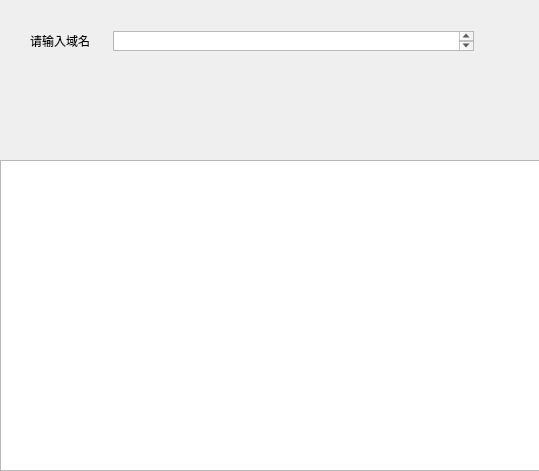
Qt form Collect/ip_collect/ip_collect.ui (Aone-Zhao/c) before a commit.
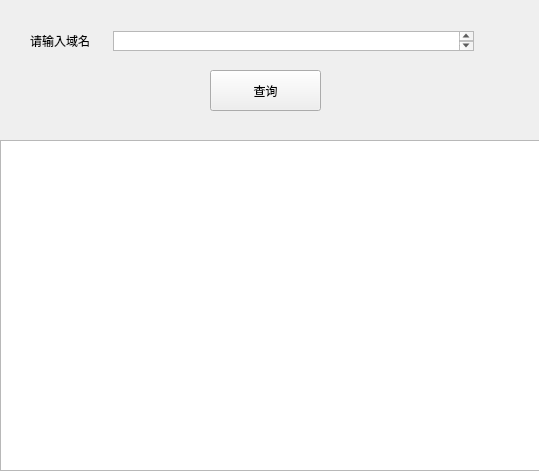
The same form after that commit.

What changed in the file:
```diff
--- a/Collect/ip_collect/ip_collect.ui
+++ b/Collect/ip_collect/ip_collect.ui
@@ -36,13 +36,26 @@
     </rect>
    </property>
   </widget>
-  <widget class="QTableView" name="tableView">
+  <widget class="QPushButton" name="pushButton">
+   <property name="geometry">
+    <rect>
+     <x>210</x>
+     <y>70</y>
+     <width>111</width>
+     <height>41</height>
+    </rect>
+   </property>
+   <property name="text">
+    <string>查询</string>
+   </property>
+  </widget>
+  <widget class="QTableWidget" name="tableWidget">
    <property name="geometry">
     <rect>
      <x>0</x>
-     <y>160</y>
+     <y>140</y>
      <width>541</width>
-     <height>311</height>
+     <height>331</height>
     </rect>
    </property>
   </widget>
```
